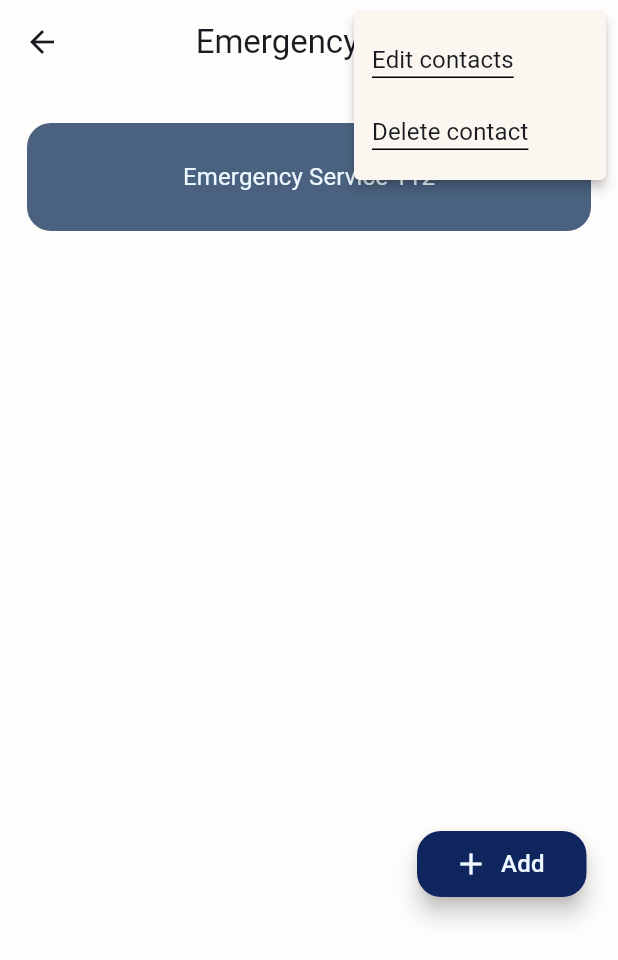
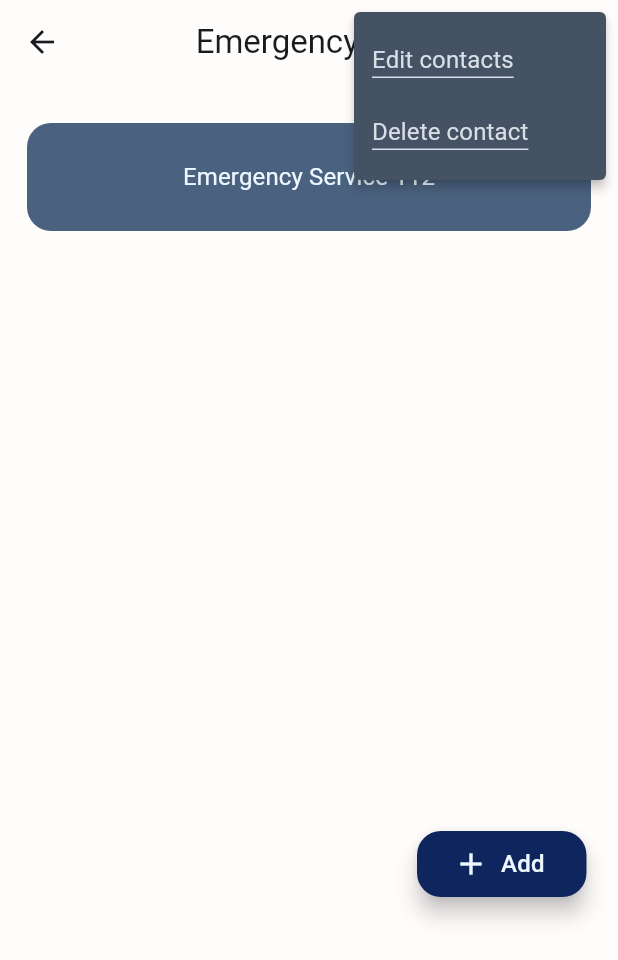
Before and after one commit to Igor2257/chance_app, a Flutter app: the MainPageSos screen opened by its route, after a tap on the "more vert" icon, on a phone screen of 412 x 824 dp. Shown: the top 960 px of the screen. Run offline on Flutter 3.47's test engine with Material 3 defaults, Android fonts, the phone set to English and light mode, and no system bars; our stand-ins replace bloc, connectivity_plus, firebase_auth, firebase_core, firebase_crashlytics, flutter_bloc and 24 more; missing offline and left inert: bottom_picker, country_icons, cupertino_listview, flutter_background_service, flutter_fgbg, flutter_firebase_chat_core and 6 more; accounts and stored records are empty.

Commit message:
update for iOS 17.4 and change according to the updated design

```diff
--- a/assets/localizations/app_ru.arb
+++ b/assets/localizations/app_ru.arb
@@ -200,7 +200,7 @@
   "saveTheGroup": "Сохранить группу",
   "deletingContacts": "Удаление контактов",
   "toChange": "Изменить",
-  "editingContact": "Редактирование контакта",
+  "editingContact": "Изменить контакт",
   "createAGroup": "Создать группу",
   "deleteContact": "Удалить контакт",
   "editContacts": "Заменить контакты",
@@ -214,7 +214,7 @@
   "done": "Выполнено",
   "delete": "Удалить",
   "accept": "Принять",
-  "editGroup": "Редактировать группу",
+  "editGroup": "Изменить группу",
   "NoChats": "Нет созданных чатов!",
   "NoData": "Нет данных",
   "NoMessages": "Нет сообщений",
--- a/assets/localizations/app_uk.arb
+++ b/assets/localizations/app_uk.arb
@@ -200,7 +200,7 @@
   "saveTheGroup": "Зберегти групу",
   "deletingContacts": "Видалення контактів",
   "toChange": "Змінити",
-  "editingContact": "Редагування контакту",
+  "editingContact": "Змінити контакт",
   "createAGroup": "Створити групу",
   "deleteContact": "Видалити контакт",
   "editContacts": "Змінити контакти",
@@ -214,7 +214,7 @@
   "done": "Виконано",
   "delete": "Видалити",
   "accept": "Прийняти",
-  "editGroup": "Редагувати групу",
+  "editGroup": "Змінити групу",
   "NoChats": "Немає створених чатів!",
   "NoData": "Немає даних",
   "NoMessages": "Нема повідомлень",
--- a/lib/ui/pages/sos_page/add_contact_screen.dart
+++ b/lib/ui/pages/sos_page/add_contact_screen.dart
@@ -57,7 +57,7 @@ class _AddContactScreenState extends State<AddContactScreen> {
           children: [
             LabeledTextField(
               controller: nameController,
-              label: AppLocalizations.instance.translate("enterYourName"),
+              label: AppLocalizations.instance.translate("enterName"),
               hintText: AppLocalizations.instance.translate("name"),
               isPhone: false,
               onChanged: (value) {},
--- a/lib/ui/pages/sos_page/add_group_screen.dart
+++ b/lib/ui/pages/sos_page/add_group_screen.dart
@@ -69,7 +69,11 @@ class _AddGroupScreenState extends State<AddGroupScreen> {
                 key: const ValueKey("groupName"),
                 prefixText: '',
               ),
-              const SizedBox(height: 8),
+              const Divider(
+                color: beige300,
+                height: 1,
+              ),
+              const SizedBox(height: 12),
               Column(
                 children: [
                   for (int index = 0; index < contacts.length; index++)
--- a/lib/ui/pages/sos_page/main_page_sos.dart
+++ b/lib/ui/pages/sos_page/main_page_sos.dart
@@ -42,7 +42,7 @@ class _MainPageSosState extends State<MainPageSos> {
         ),
         actions: [
           PopupMenuButton<String>(
-            color: beige50,
+            color: darkNeutral800,
             itemBuilder: (BuildContext context) {
               return [
                 PopupMenuItem<String>(
@@ -50,13 +50,15 @@ class _MainPageSosState extends State<MainPageSos> {
                   child: Container(
                     decoration: const BoxDecoration(
                       border: Border(
-                        bottom: BorderSide(width: 1.0, color: Colors.black),
+                        bottom: BorderSide(width: 1.0, color: darkNeutral300),
                       ),
                     ),
                     child: Text(
                       AppLocalizations.instance.translate("editContacts"),
                       style: const TextStyle(
-                          fontSize: 16, fontWeight: FontWeight.w400),
+                          fontSize: 16,
+                          fontWeight: FontWeight.w400,
+                          color: darkNeutral300),
                     ),
                   ),
                 ),
@@ -65,13 +67,15 @@ class _MainPageSosState extends State<MainPageSos> {
                   child: Container(
                     decoration: const BoxDecoration(
                       border: Border(
-                        bottom: BorderSide(width: 1.0, color: Colors.black),
+                        bottom: BorderSide(width: 1.0, color: darkNeutral300),
                       ),
                     ),
                     child: Text(
                       AppLocalizations.instance.translate("deleteContact"),
                       style: const TextStyle(
-                          fontSize: 16, fontWeight: FontWeight.w400),
+                          fontSize: 16,
+                          fontWeight: FontWeight.w400,
+                          color: darkNeutral300),
                     ),
                   ),
                 ),
@@ -177,7 +181,7 @@ class _MainPageSosState extends State<MainPageSos> {
         backgroundColor: beigeBG,
         builder: (BuildContext context) {
           return BottomSheet(
-            backgroundColor: beigeBG,
+            backgroundColor: beige100,
             enableDrag: false,
             onClosing: () {},
             builder: (context) {
--- a/lib/ui/pages/sos_page/replace_contact_sos.dart
+++ b/lib/ui/pages/sos_page/replace_contact_sos.dart
@@ -101,7 +101,7 @@ class _ReplaceContactSosState extends State<ReplaceContactSosScreen> {
                       ),
                     ),
                     child: Text(
-                      AppLocalizations.instance.translate("saveTheContact"),
+                      AppLocalizations.instance.translate("saveChanges"),
                       style: const TextStyle(
                         color: primary50,
                         fontWeight: FontWeight.w500,
```
Also changed, not shown: lib/ui/pages/sos_page/edit_group_screen_sos.dart (+11 -11 lines), 1 other file.
